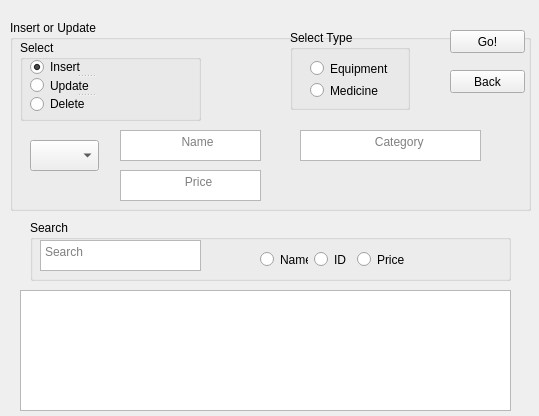
Umneiah/PharmaCompany, file product.ui: the form before one commit.
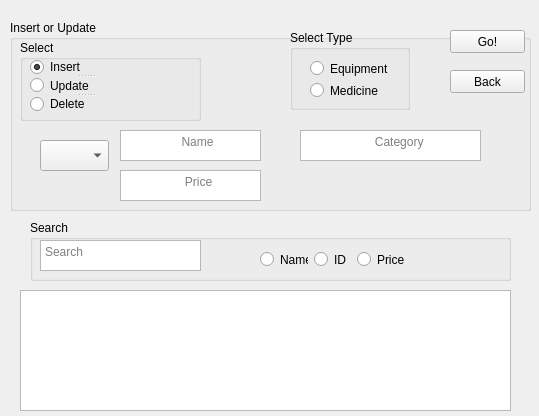
The form after the commit.

```diff
--- a/product.ui
+++ b/product.ui
@@ -163,7 +163,7 @@
    <widget class="QComboBox" name="Ids">
     <property name="geometry">
      <rect>
-      <x>20</x>
+      <x>30</x>
       <y>120</y>
       <width>69</width>
       <height>31</height>
```
